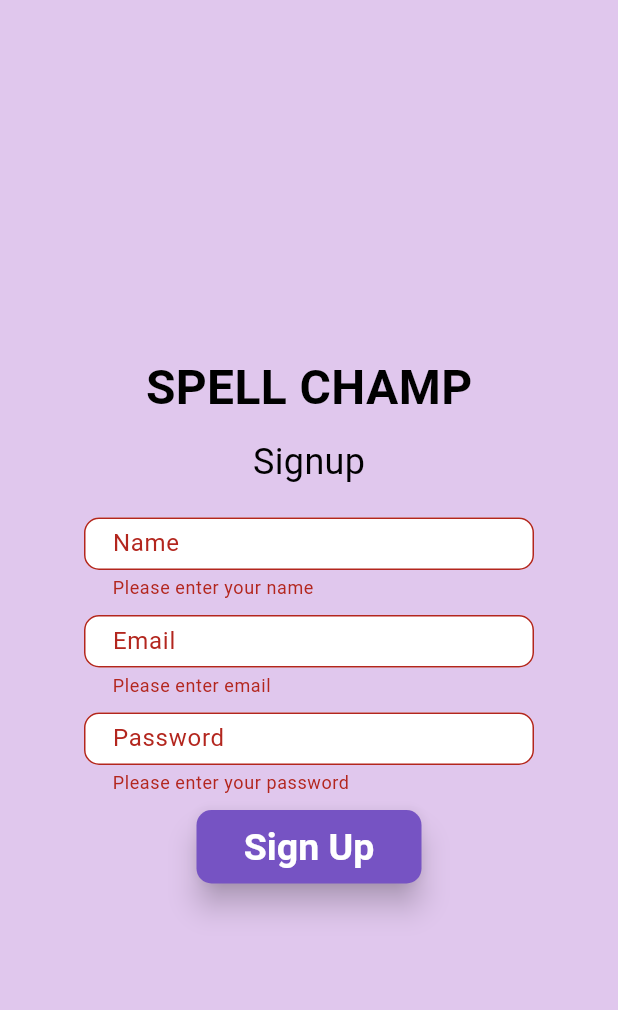
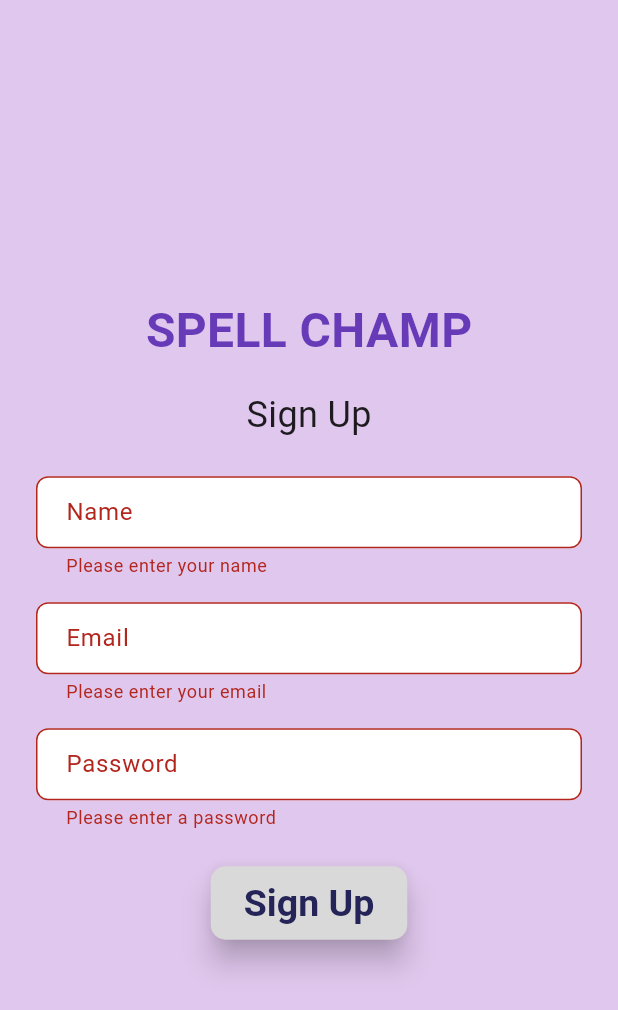
Before and after one commit to PavanCodes05/Spell-Champ-Frontend, a Flutter app: the SignupScreen screen opened directly, after a tap on "Sign Up", on a phone screen of 412 x 824 dp. Shown: the top 1010 px of the screen. Run offline on Flutter 3.47's test engine with Material 3 defaults, Android fonts, the phone set to English and light mode, and no system bars; our stand-ins replace flutter_secure_storage, flutter_tts, fluttertoast, logger; accounts and stored records are empty.

Commit message:
Signup-logut Minor Modifications

```diff
--- a/lib/presentation/auth/pages/login_screen.dart
+++ b/lib/presentation/auth/pages/login_screen.dart
@@ -101,7 +101,7 @@ class _LoginScreenState extends State<LoginScreen> {
 
       Navigator.of(context).pushReplacement(
         PageRouteBuilder(
-          pageBuilder: (_, __, ___) => ExercisesPage(exercises: properlyTyped),
+          pageBuilder: (_, __, ___) => ExercisesPage(exercises: properlyTyped, grade: grade,),
           transitionDuration: const Duration(milliseconds: 500),
           transitionsBuilder: (_, Animation<double> animation, __, Widget child) {
             return SlideTransition(
--- a/lib/presentation/auth/pages/signup_screen.dart
+++ b/lib/presentation/auth/pages/signup_screen.dart
@@ -1,36 +1,32 @@
+// lib/presentation/auth/pages/signup_screen.dart
+
 import 'dart:convert';
+
 import 'package:flutter/foundation.dart';
+import 'package:flutter/material.dart';
+import 'package:provider/provider.dart';
 import 'package:http/http.dart' as http;
 import 'package:flutter_secure_storage/flutter_secure_storage.dart';
-import 'package:flutter/material.dart';
 import 'package:fluttertoast/fluttertoast.dart';
+
 import 'package:spell_champ_frontend/common/widgets/button/basic_app_button.dart';
+import 'package:spell_champ_frontend/providers/progress_provider.dart';
 import 'package:spell_champ_frontend/presentation/auth/pages/gradeselection.dart';
 
-final _secureStorage = const FlutterSecureStorage();
-
-void main() {
-  runApp(
-    const MaterialApp(
-      home: SignupScreen(),
-      debugShowCheckedModeBanner: false,
-    ),
-  );
-}
+final _secureStorage = FlutterSecureStorage();
 
 class SignupScreen extends StatefulWidget {
   const SignupScreen({super.key});
 
   @override
-  SignupScreenState createState() => SignupScreenState();
+  State<SignupScreen> createState() => _SignupScreenState();
 }
 
-class SignupScreenState extends State<SignupScreen> {
+class _SignupScreenState extends State<SignupScreen> {
   final _formKey = GlobalKey<FormState>();
-
-  final TextEditingController _nameController = TextEditingController();
-  final TextEditingController _emailController = TextEditingController();
-  final TextEditingController _passwordController = TextEditingController();
+  final _nameController     = TextEditingController();
+  final _emailController    = TextEditingController();
+  final _passwordController = TextEditingController();
 
   bool _isLoading = false;
 
@@ -46,104 +42,58 @@ class SignupScreenState extends State<SignupScreen> {
   Widget build(BuildContext context) {
     return Scaffold(
       body: Center(
-        child: SingleChildScrollView(
-          child: Padding(
-            padding: const EdgeInsets.symmetric(horizontal: 20.0, vertical: 40),
         child: _isLoading
-                ? const Center(child: CircularProgressIndicator())
-                : Form(
+          ? const CircularProgressIndicator()
+          : SingleChildScrollView(
+              padding: const EdgeInsets.symmetric(horizontal: 24, vertical: 48),
+              child: Form(
                 key: _formKey,
                 child: Column(
-                      mainAxisAlignment: MainAxisAlignment.center,
+                  mainAxisSize: MainAxisSize.min,
                   children: [
                     const Text(
                       "SPELL CHAMP",
                       style: TextStyle(
                         fontSize: 32,
                         fontWeight: FontWeight.bold,
-                            color: Colors.black,
+                        color: Colors.deepPurple,
                       ),
                     ),
-                        const SizedBox(height: 10),
+                    const SizedBox(height: 16),
                     const Text(
-                          "Signup",
-                          style: TextStyle(fontSize: 24, color: Colors.black),
+                      "Sign Up",
+                      style: TextStyle(fontSize: 24, color: Colors.black87),
                     ),
-                        const SizedBox(height: 20),
-
-                        SizedBox(
-                          width: 300,
-                          height: 55,
-                          child: TextFormField(
+                    const SizedBox(height: 24),
+                    TextFormField(
                       controller: _nameController,
-                            keyboardType: TextInputType.name,
-                            decoration: _buildInputDecoration(
-                                "Name", "Enter your Name"),
-                            validator: (value) {
-                              if (value == null || value.isEmpty) {
-                                return "Please enter your name";
-                              }
+                      decoration: _buildInputDecoration("Name", "Enter your name"),
+                      validator: (v) => (v == null || v.isEmpty) ? "Please enter your name" : null,
+                    ),
+                    const SizedBox(height: 16),
+                    TextFormField(
+                      controller: _emailController,
+                      decoration: _buildInputDecoration("Email", "Enter your email"),
+                      keyboardType: TextInputType.emailAddress,
+                      validator: (v) => (v == null || v.isEmpty) ? "Please enter your email" : null,
+                    ),
+                    const SizedBox(height: 16),
+                    TextFormField(
+                      controller: _passwordController,
+                      decoration: _buildInputDecoration("Password", "Enter your password"),
+                      obscureText: true,
+                      validator: (v) {
+                        if (v == null || v.isEmpty) return "Please enter a password";
+                        if (v.length < 6) return "Password must be at least 6 characters";
                         return null;
                       },
                     ),
-                        ),
-                        const SizedBox(height: 10),
-
-                        SizedBox(
-                          width: 300,
-                          height: 55,
-                          child: TextFormField(
-                            controller: _emailController,
-                            keyboardType: TextInputType.emailAddress,
-                            decoration: _buildInputDecoration(
-                                "Email", "Enter your Email ID"),
-                            validator: (value) {
-                              if (value == null || value.isEmpty) {
-                                return "Please enter email";
-                              }
-                              return null;
-                            },
-                          ),
-                        ),
-                        const SizedBox(height: 10),
-
-                        SizedBox(
-                          width: 300,
-                          height: 55,
-                          child: TextFormField(
-                            controller: _passwordController,
-                            keyboardType: TextInputType.visiblePassword,
-                            obscureText: true,
-                            decoration: _buildInputDecoration(
-                                "Password", "Enter your Password"),
-                            validator: (value) {
-                              if (value == null || value.isEmpty) {
-                                return "Please enter your password";
-                              } else if (value.length < 6) {
-                                return "Password must contain at least 6 characters";
-                              }
-                              return null;
-                            },
-                          ),
-                        ),
-                        const SizedBox(height: 10),
-                        SizedBox(
-                          width: 150,
-                          child: SignupButton(
-                            onPressed: () async {
-                              setState(() {
-                                _isLoading = true;
-                              });
-                              await _handleSignup();
-                              setState(() {
-                                _isLoading = false;
-                              });
-                            },
-                            title: 'Sign Up',
-                          ),
+                    const SizedBox(height: 24),
+                    BasicAppBotton(
+                      title: "Sign Up",
+                      onPressed: _submitSignup,
                     ),
                   ],
-                    ),
                 ),
               ),
             ),
@@ -157,71 +107,59 @@ class SignupScreenState extends State<SignupScreen> {
       hintText: hint,
       filled: true,
       fillColor: Colors.white,
-      contentPadding: const EdgeInsets.symmetric(vertical: 10, horizontal: 15),
+      contentPadding: const EdgeInsets.symmetric(horizontal: 16, vertical: 12),
       border: OutlineInputBorder(
-        borderRadius: BorderRadius.circular(10),
-        borderSide: const BorderSide(color: Colors.black),
+        borderRadius: BorderRadius.circular(8),
       ),
     );
   }
 
-  Future<void> _handleSignup() async {
-    if (_formKey.currentState!.validate()) {
+  Future<void> _submitSignup() async {
+    if (!_formKey.currentState!.validate()) return;
+
+    setState(() => _isLoading = true);
+
     try {
       final response = await http.post(
         Uri.parse("https://spell-champ-backend-2.onrender.com/api/v1/auth/signup"),
         headers: {"Content-Type": "application/json"},
         body: jsonEncode({
-            "name": _nameController.text,
-            "email": _emailController.text,
+          "name":     _nameController.text.trim(),
+          "email":    _emailController.text.trim(),
           "password": _passwordController.text,
         }),
       );
 
       if (response.statusCode == 200 || response.statusCode == 201) {
-          final jsonResponse = jsonDecode(response.body);
+        final data = jsonDecode(response.body)["data"];
+        final token = data["token"] as String;
 
-          final token = jsonResponse["data"]["token"];
-          final user = jsonResponse["data"];
+        // 1️⃣ Clear any old progress for a clean start:
+        await _secureStorage.delete(key: "progress");
 
-          // Store in secure storage
+        // 2️⃣ Store token & user
         await _secureStorage.write(key: "token", value: token);
-          await _secureStorage.write(key: "user", value: jsonEncode(user));
+        await _secureStorage.write(key: "user",  value: jsonEncode(data));
 
-          // print the user details
-          if (kDebugMode) {
-            print("User written: ${jsonEncode(user)}");
-          }
+        // 3️⃣ Load fresh progress from backend
+        await context.read<ProgressProvider>().loadFromBackend();
 
-          Fluttertoast.showToast(msg: "Signup Successful");
+        Fluttertoast.showToast(msg: "Signup successful!");
 
-          final userJson = await _secureStorage.read(key: "user");
-
-          final userData = jsonDecode(userJson!);
-          final String userName = userData["name"];
-
-          Navigator.pushReplacement(
-            context,
-            PageRouteBuilder(
-              pageBuilder: (_, __, ___) => GradeSelectionScreen(userName: userName),
-              transitionDuration: const Duration(milliseconds: 500),
-              transitionsBuilder: (_, Animation<double> animation, __, Widget child) {
-                return SlideTransition(
-                  position: Tween<Offset>(
-                    begin: const Offset(1, 0),
-                    end: Offset.zero,
-                  ).animate(animation),
-                  child: child,
-                );
-              },
+        // 4️⃣ Navigate to grade selection
+        Navigator.of(context).pushReplacement(
+          MaterialPageRoute(
+            builder: (_) => GradeSelectionScreen(userName: data["name"] as String),
           ),
         );
       } else {
-          Fluttertoast.showToast(msg: "Signup Failed: ${response.body}");
+        Fluttertoast.showToast(msg: "Signup failed: ${response.body}");
       }
     } catch (e) {
-        Fluttertoast.showToast(msg: "An error occurred: $e");
+      Fluttertoast.showToast(msg: "Error: $e");
+      if (kDebugMode) debugPrint("Signup error: $e");
+    } finally {
+      setState(() => _isLoading = false);
     }
   }
 }
-}
--- a/lib/presentation/home/pages/home.dart
+++ b/lib/presentation/home/pages/home.dart
@@ -127,7 +127,7 @@ class _ExerciseHomePageState extends State<ExerciseHomePage> {
 
   @override
   Widget build(BuildContext context) {
-    final progress = Provider.of<ProgressProvider>(context, listen: false);
+    final progress = Provider.of<ProgressProvider>(context, listen: true);
     return Scaffold(
       backgroundColor: const Color(0xFFD3CFE3),
       body: SafeArea(
```
Lines whose indentation alone changed are shown as unchanged.
